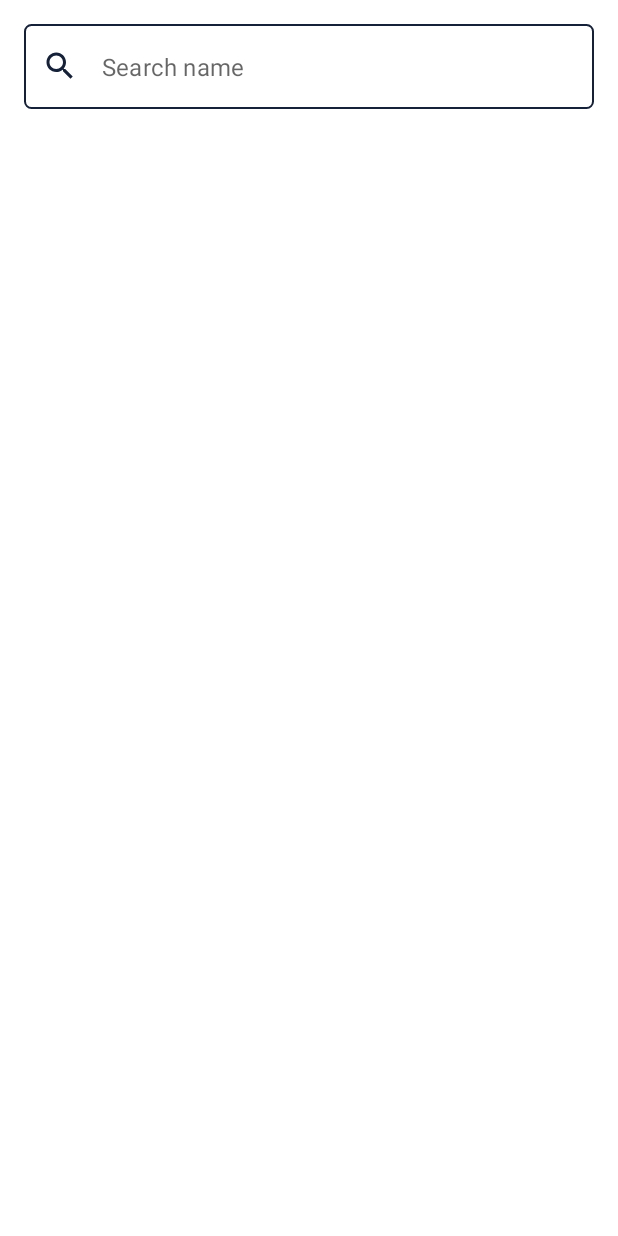
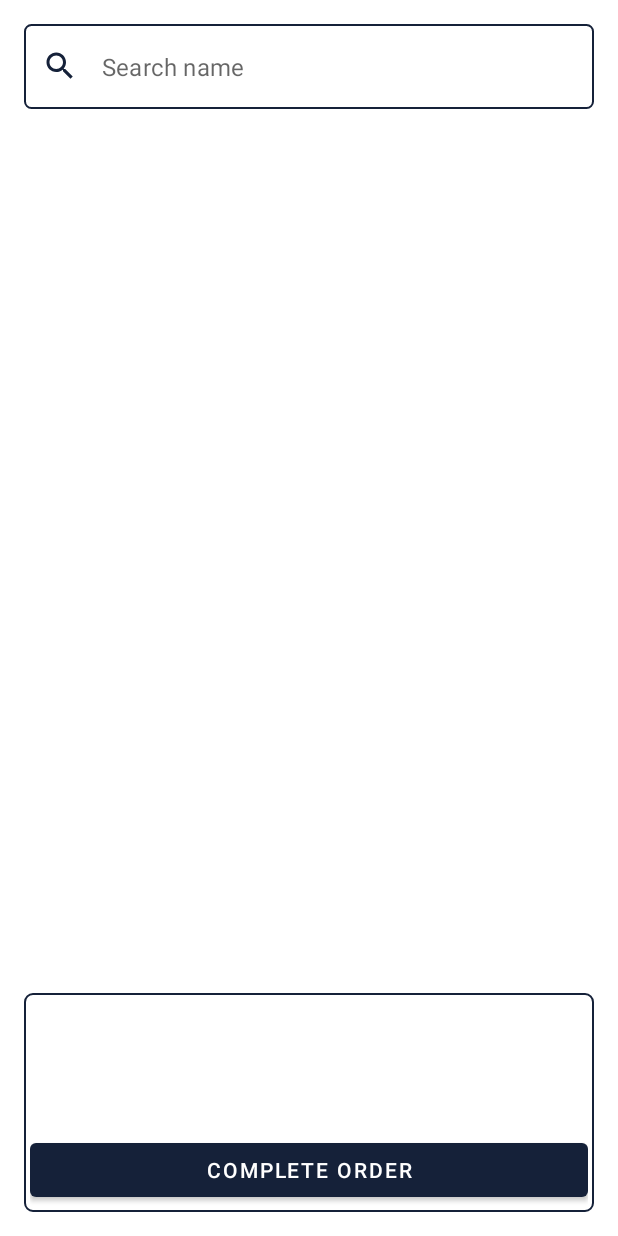
Before and after one commit to jSangKibet/ShabaRetailerApp, an Android app: the screen it shows after launch once a user with an empty profile is signed in (CatalogActivity), on a phone screen of 412 x 824 dp. Run offline under Robolectric (Android 15) with nearby library versions, the phone set to English and light mode, and no system bars; our stand-ins replace Firebase (no records; nobody signed in at launch, a user with empty details on screens opened directly).

Commit message:
Working on summary view (out of memory)

```diff
--- /dev/null
+++ b/app/src/main/res/drawable/bg_on_primary_top_border.xml
@@ -0,0 +1,10 @@
+<?xml version="1.0" encoding="utf-8"?>
+<layer-list xmlns:android="http://schemas.android.com/apk/res/android">
+    <item>
+        <shape android:shape="rectangle">
+            <solid android:color="?attr/colorOnPrimary" />
+            <stroke android:color="@color/primaryColor" android:width="1dp"/>
+            <corners android:radius="5dp"/>
+        </shape>
+    </item>
+</layer-list>
--- a/app/src/main/res/layout/fragment_catalog.xml
+++ b/app/src/main/res/layout/fragment_catalog.xml
@@ -30,4 +30,50 @@
         android:layout_marginTop="8dp"
         app:layout_constraintBottom_toBottomOf="parent"
         app:layout_constraintTop_toBottomOf="@id/search" />
+
+    <androidx.constraintlayout.widget.ConstraintLayout
+        android:id="@+id/summary_layout"
+        android:padding="4dp"
+        android:layout_width="match_parent"
+        android:background="@drawable/bg_on_primary_top_border"
+        android:layout_height="wrap_content"
+        app:layout_constraintBottom_toBottomOf="parent">
+
+        <TextView
+            android:id="@+id/item_count"
+            android:layout_width="wrap_content"
+            android:layout_height="wrap_content"
+            android:layout_marginBottom="8dp"
+            android:textColor="?attr/colorPrimary"
+            android:textSize="16sp"
+            app:layout_constraintBottom_toTopOf="@id/total_quantity"
+            app:layout_constraintStart_toStartOf="parent" />
+
+        <TextView
+            android:id="@+id/total_quantity"
+            android:layout_width="wrap_content"
+            android:layout_height="wrap_content"
+            android:layout_marginBottom="8dp"
+            android:textColor="?attr/colorPrimary"
+            android:textSize="16sp"
+            app:layout_constraintBottom_toTopOf="@id/total"
+            app:layout_constraintStart_toStartOf="parent" />
+
+        <TextView
+            android:id="@+id/total"
+            android:layout_width="wrap_content"
+            android:layout_height="wrap_content"
+            android:layout_marginBottom="8dp"
+            android:textColor="?attr/colorPrimary"
+            android:textSize="16sp"
+            app:layout_constraintBottom_toTopOf="@id/complete_order"
+            app:layout_constraintStart_toStartOf="parent" />
+
+        <com.google.android.material.button.MaterialButton
+            android:id="@+id/complete_order"
+            android:layout_width="match_parent"
+            android:layout_height="wrap_content"
+            android:text="@string/complete_order"
+            app:layout_constraintBottom_toBottomOf="parent" />
+    </androidx.constraintlayout.widget.ConstraintLayout>
 </androidx.constraintlayout.widget.ConstraintLayout>
--- a/app/src/main/res/values/strings.xml
+++ b/app/src/main/res/values/strings.xml
@@ -38,4 +38,5 @@
     <string name="sku">SKU:</string>
     <string name="total">Total: KES %,d</string>
     <string name="weight_formatted">%.2f Kg</string>
+    <string name="complete_order">Complete order</string>
 </resources>
```
